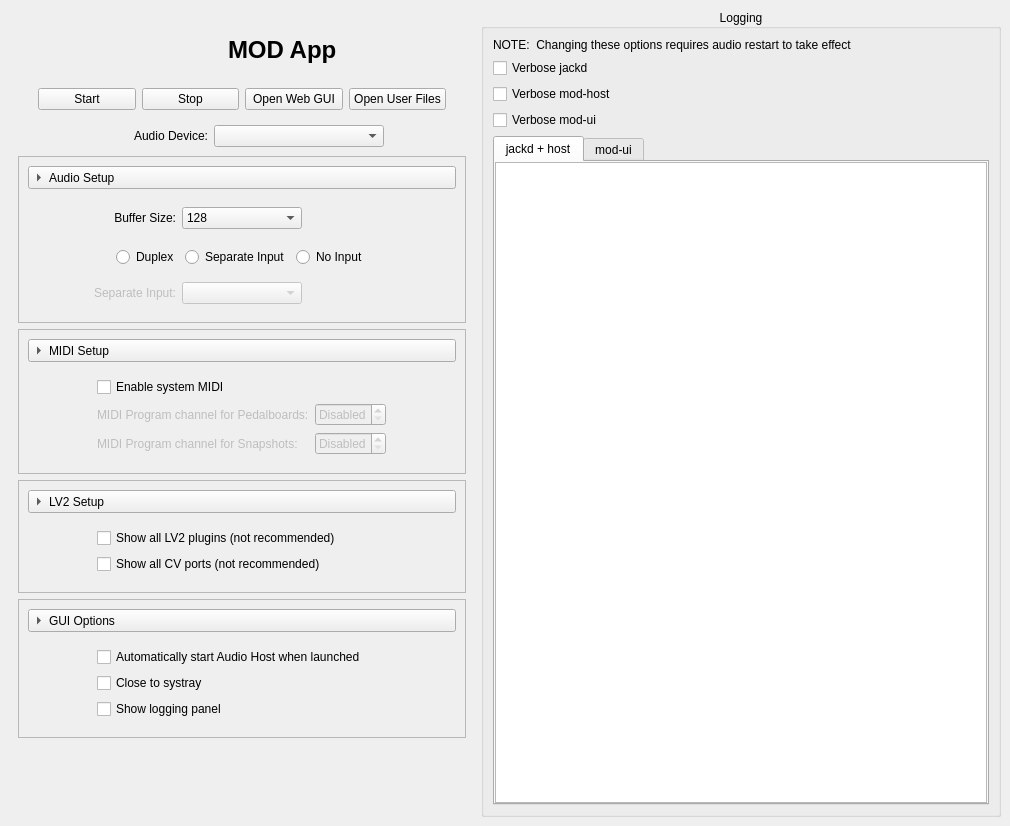
mod-audio/mod-desktop, file systray/mod-app.ui: the form before one commit.
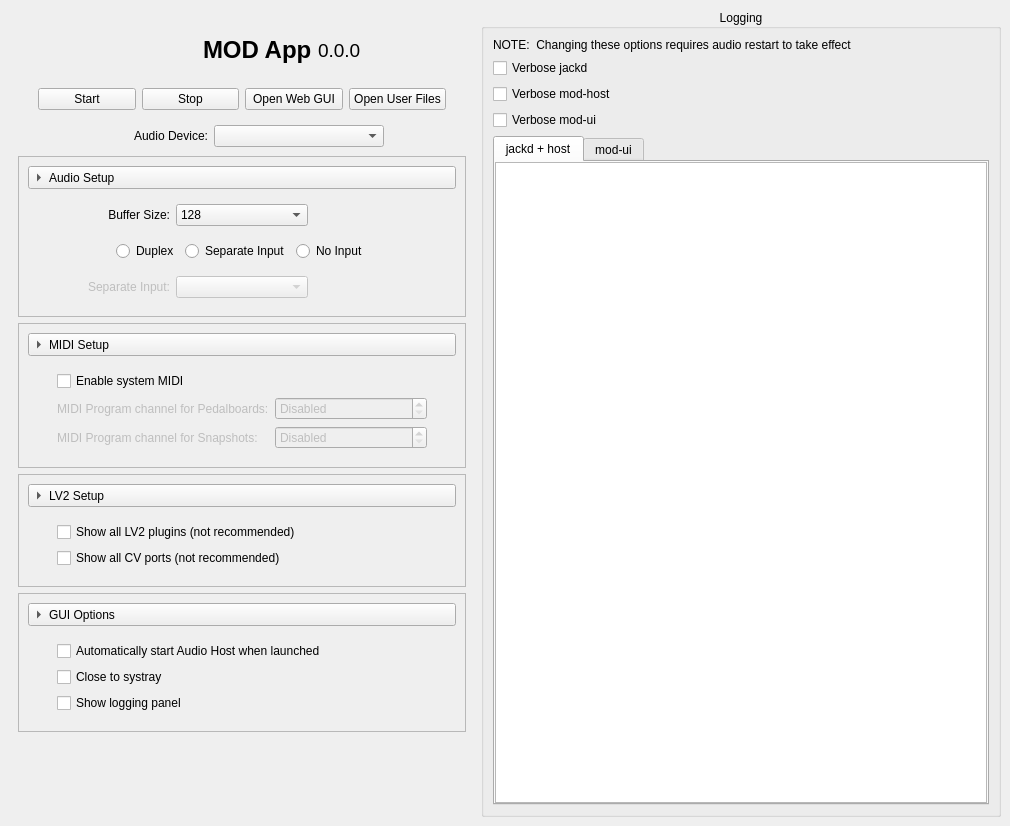
The form after the commit. Icons and pictures are not drawn. Custom widgets are drawn as their Qt base class.

Commit message: panel gui tweaks (less spacing, add version near app name)

What changed in the file:
```diff
--- a/systray/mod-app.ui
+++ b/systray/mod-app.ui
@@ -93,7 +93,22 @@
             </font>
            </property>
            <property name="text">
-            <string>MOD App</string>
+            <string notr="true">MOD App</string>
+           </property>
+           <property name="textFormat">
+            <enum>Qt::PlainText</enum>
+           </property>
+          </widget>
+         </item>
+         <item>
+          <widget class="QLabel" name="l_version">
+           <property name="font">
+            <font>
+             <pointsize>14</pointsize>
+            </font>
+           </property>
+           <property name="text">
+            <string notr="true">0.0.0</string>
            </property>
            <property name="textFormat">
             <enum>Qt::PlainText</enum>
@@ -281,20 +296,32 @@
           <item>
            <widget class="CollapsibleWidget" name="gb_audio" native="true">
             <layout class="QGridLayout" name="gridLayout">
-             <item row="3" column="1">
-              <widget class="QLabel" name="l_input">
+             <item row="1" column="1">
+              <widget class="QComboBox" name="cb_buffersize">
                <property name="enabled">
-                <bool>false</bool>
+                <bool>true</bool>
                </property>
-               <property name="text">
-                <string>Separate Input:</string>
+               <property name="currentIndex">
+                <number>1</number>
                </property>
-               <property name="alignment">
-                <set>Qt::AlignRight|Qt::AlignTrailing|Qt::AlignVCenter</set>
-               </property>
+               <item>
+                <property name="text">
+                 <string notr="true">64</string>
+                </property>
+               </item>
+               <item>
+                <property name="text">
+                 <string notr="true">128</string>
+                </property>
+               </item>
+               <item>
+                <property name="text">
+                 <string notr="true">256</string>
+                </property>
+               </item>
               </widget>
              </item>
-             <item row="1" column="1">
+             <item row="1" column="0">
               <widget class="QLabel" name="l_buffersize">
                <property name="enabled">
                 <bool>true</bool>
@@ -307,39 +334,36 @@
                </property>
               </widget>
              </item>
+             <item row="1" column="2">
+              <spacer name="horizontalSpacer_11">
+               <property name="orientation">
+                <enum>Qt::Horizontal</enum>
+               </property>
+               <property name="sizeType">
+                <enum>QSizePolicy::Preferred</enum>
+               </property>
+               <property name="sizeHint" stdset="0">
+                <size>
+                 <width>20</width>
+                 <height>20</height>
+                </size>
+               </property>
+              </spacer>
+             </item>
              <item row="3" column="0">
-              <spacer name="horizontalSpacer_17">
-               <property name="orientation">
-                <enum>Qt::Horizontal</enum>
+              <widget class="QLabel" name="l_input">
+               <property name="enabled">
+                <bool>false</bool>
                </property>
-               <property name="sizeType">
-                <enum>QSizePolicy::Preferred</enum>
+               <property name="text">
+                <string>Separate Input:</string>
                </property>
-               <property name="sizeHint" stdset="0">
-                <size>
-                 <width>20</width>
-                 <height>20</height>
-                </size>
+               <property name="alignment">
+                <set>Qt::AlignRight|Qt::AlignTrailing|Qt::AlignVCenter</set>
                </property>
-              </spacer>
+              </widget>
              </item>
-             <item row="2" column="0">
-              <spacer name="horizontalSpacer_14">
-               <property name="orientation">
-                <enum>Qt::Horizontal</enum>
-               </property>
-               <property name="sizeType">
-                <enum>QSizePolicy::Preferred</enum>
-               </property>
-               <property name="sizeHint" stdset="0">
-                <size>
-                 <width>20</width>
-                 <height>20</height>
-                </size>
-               </property>
-              </spacer>
-             </item>
-             <item row="2" column="1" colspan="3">
+             <item row="2" column="0" colspan="3">
               <widget class="QWidget" name="w_device_io_mode" native="true">
                <layout class="QHBoxLayout" name="horizontalLayout_5">
                 <item>
@@ -349,7 +373,7 @@
                   </property>
                   <property name="sizeHint" stdset="0">
                    <size>
-                    <width>40</width>
+                    <width>20</width>
                     <height>20</height>
                    </size>
                   </property>
@@ -383,7 +407,7 @@
                   </property>
                   <property name="sizeHint" stdset="0">
                    <size>
-                    <width>40</width>
+                    <width>20</width>
                     <height>20</height>
                    </size>
                   </property>
@@ -392,112 +416,7 @@
                </layout>
               </widget>
              </item>
-             <item row="3" column="4">
-              <spacer name="horizontalSpacer_18">
-               <property name="orientation">
-                <enum>Qt::Horizontal</enum>
-               </property>
-               <property name="sizeType">
-                <enum>QSizePolicy::Preferred</enum>
-               </property>
-               <property name="sizeHint" stdset="0">
-                <size>
-                 <width>20</width>
-                 <height>20</height>
-                </size>
-               </property>
-              </spacer>
-             </item>
-             <item row="1" column="4">
-              <spacer name="horizontalSpacer_7">
-               <property name="orientation">
-                <enum>Qt::Horizontal</enum>
-               </property>
-               <property name="sizeType">
-                <enum>QSizePolicy::Preferred</enum>
-               </property>
-               <property name="sizeHint" stdset="0">
-                <size>
-                 <width>20</width>
-                 <height>20</height>
-                </size>
-               </property>
-              </spacer>
-             </item>
-             <item row="1" column="3">
-              <spacer name="horizontalSpacer_11">
-               <property name="orientation">
-                <enum>Qt::Horizontal</enum>
-               </property>
-               <property name="sizeType">
-                <enum>QSizePolicy::Preferred</enum>
-               </property>
-               <property name="sizeHint" stdset="0">
-                <size>
-                 <width>82</width>
-                 <height>28</height>
-                </size>
-               </property>
-              </spacer>
-             </item>
-             <item row="1" column="0">
-              <spacer name="horizontalSpacer_2">
-               <property name="orientation">
-                <enum>Qt::Horizontal</enum>
-               </property>
-               <property name="sizeType">
-                <enum>QSizePolicy::Preferred</enum>
-               </property>
-               <property name="sizeHint" stdset="0">
-                <size>
-                 <width>20</width>
-                 <height>20</height>
-                </size>
-               </property>
-              </spacer>
-             </item>
-             <item row="1" column="2">
-              <widget class="QComboBox" name="cb_buffersize">
-               <property name="enabled">
-                <bool>true</bool>
-               </property>
-               <property name="currentIndex">
-                <number>1</number>
-               </property>
-               <item>
-                <property name="text">
-                 <string notr="true">64</string>
-                </property>
-               </item>
-               <item>
-                <property name="text">
-                 <string notr="true">128</string>
-                </property>
-               </item>
-               <item>
-                <property name="text">
-                 <string notr="true">256</string>
-                </property>
-               </item>
-              </widget>
-             </item>
-             <item row="2" column="4">
-              <spacer name="horizontalSpacer_16">
-               <property name="orientation">
-                <enum>Qt::Horizontal</enum>
-               </property>
-               <property name="sizeType">
-                <enum>QSizePolicy::Preferred</enum>
-               </property>
-               <property name="sizeHint" stdset="0">
-                <size>
-                 <width>20</width>
-                 <height>20</height>
-                </size>
-               </property>
-              </spacer>
-             </item>
-             <item row="3" column="2">
+             <item row="3" column="1">
               <widget class="QComboBox" name="cb_input">
                <property name="enabled">
                 <bool>false</bool>
@@ -550,11 +469,11 @@
                 <enum>Qt::Horizontal</enum>
                </property>
                <property name="sizeType">
-                <enum>QSizePolicy::Fixed</enum>
+                <enum>QSizePolicy::Preferred</enum>
                </property>
                <property name="sizeHint" stdset="0">
                 <size>
-                 <width>60</width>
+                 <width>20</width>
                  <height>20</height>
                 </size>
                </property>
@@ -566,11 +485,11 @@
                 <enum>Qt::Horizontal</enum>
                </property>
                <property name="sizeType">
-                <enum>QSizePolicy::Fixed</enum>
+                <enum>QSizePolicy::Preferred</enum>
                </property>
                <property name="sizeHint" stdset="0">
                 <size>
-                 <width>60</width>
+                 <width>20</width>
                  <height>20</height>
                 </size>
                </property>
@@ -611,11 +530,11 @@
                 <enum>Qt::Horizontal</enum>
                </property>
                <property name="sizeType">
-                <enum>QSizePolicy::Fixed</enum>
+                <enum>QSizePolicy::Preferred</enum>
                </property>
                <property name="sizeHint" stdset="0">
                 <size>
-                 <width>60</width>
+                 <width>20</width>
                  <height>20</height>
                 </size>
                </property>
@@ -672,9 +591,12 @@
                <property name="orientation">
                 <enum>Qt::Horizontal</enum>
                </property>
+               <property name="sizeType">
+                <enum>QSizePolicy::Preferred</enum>
+               </property>
                <property name="sizeHint" stdset="0">
                 <size>
-                 <width>44</width>
+                 <width>20</width>
                  <height>20</height>
                 </size>
                </property>
@@ -742,11 +664,11 @@
                 <enum>Qt::Horizontal</enum>
                </property>
                <property name="sizeType">
-                <enum>QSizePolicy::Fixed</enum>
+                <enum>QSizePolicy::Preferred</enum>
                </property>
                <property name="sizeHint" stdset="0">
                 <size>
-                 <width>60</width>
+                 <width>20</width>
                  <height>20</height>
                 </size>
                </property>
@@ -775,6 +697,9 @@
                <property name="orientation">
                 <enum>Qt::Horizontal</enum>
                </property>
+               <property name="sizeType">
+                <enum>QSizePolicy::Preferred</enum>
+               </property>
                <property name="sizeHint" stdset="0">
                 <size>
                  <width>20</width>
@@ -829,11 +754,11 @@
                 <enum>Qt::Horizontal</enum>
                </property>
                <property name="sizeType">
-                <enum>QSizePolicy::Fixed</enum>
+                <enum>QSizePolicy::Preferred</enum>
                </property>
                <property name="sizeHint" stdset="0">
                 <size>
-                 <width>60</width>
+                 <width>20</width>
                  <height>20</height>
                 </size>
                </property>
@@ -869,6 +794,9 @@
                <property name="orientation">
                 <enum>Qt::Horizontal</enum>
                </property>
+               <property name="sizeType">
+                <enum>QSizePolicy::Preferred</enum>
+               </property>
                <property name="sizeHint" stdset="0">
                 <size>
                  <width>20</width>
```
Left out of the diff: 2 changed lines with no effect on the pictures. The commit also changes 2 other files.
